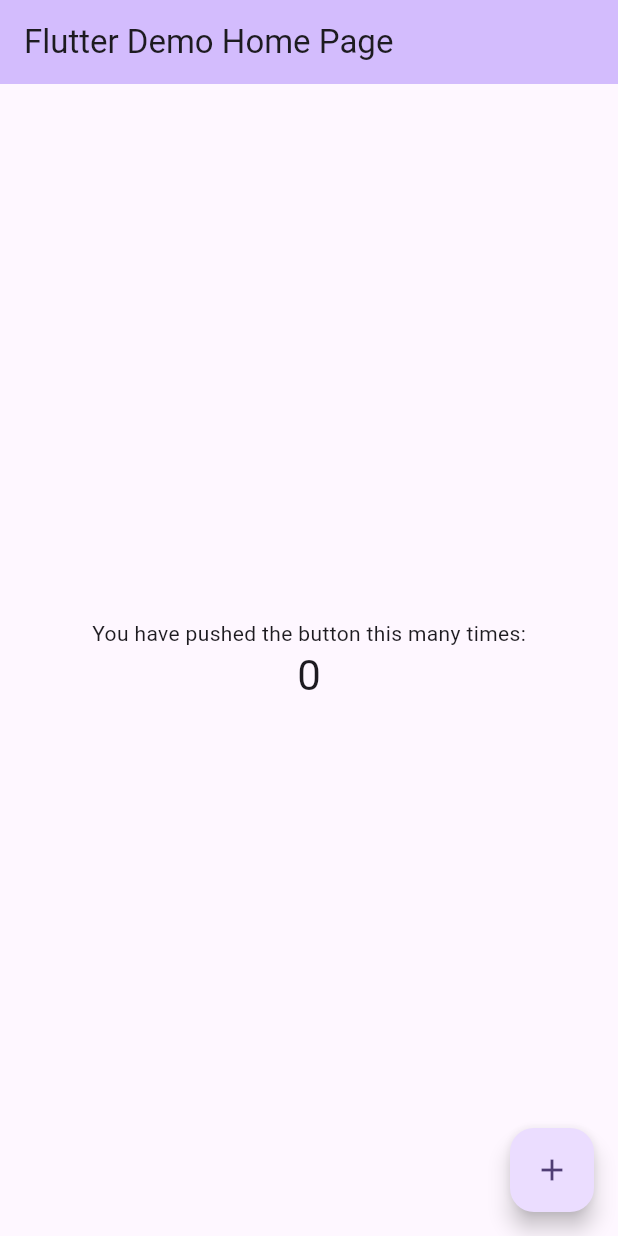
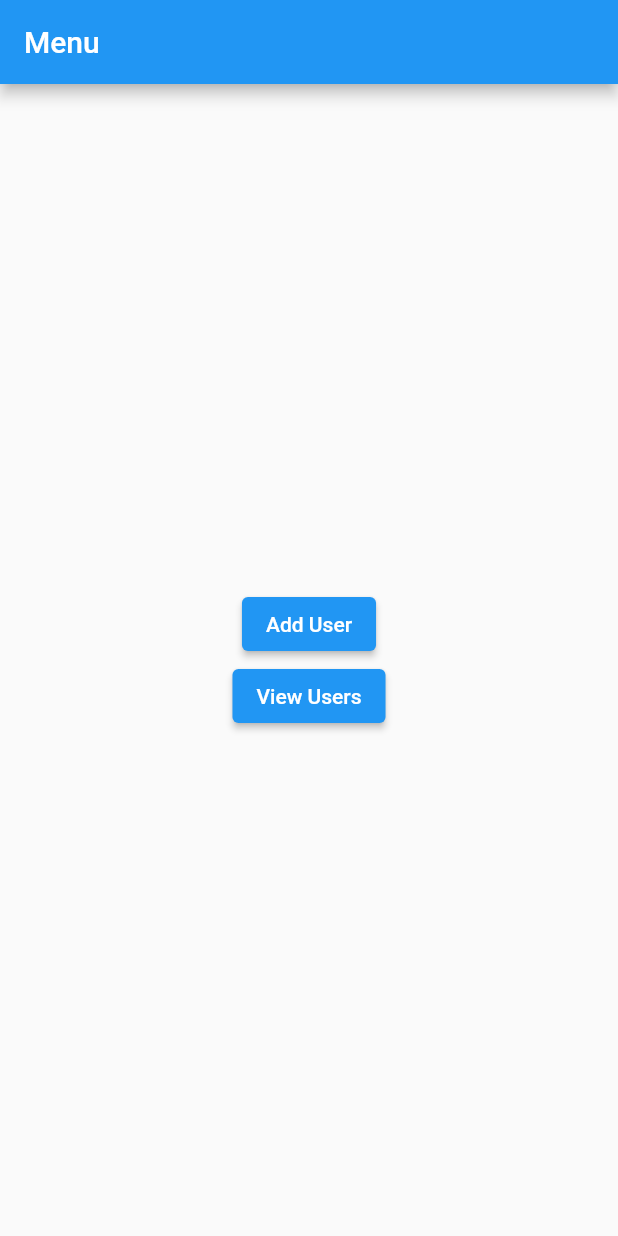
Before and after one commit to PoornaSenadheera100/Flutter-App_with_Firebase, a Flutter app: the screen it shows after launch, on a phone screen of 412 x 824 dp. Run offline on Flutter 3.47's test engine with Material 2 defaults, Android fonts, the phone set to English and light mode, and no system bars.

Commit message:
Created menu screen

```diff
--- a/lib/main.dart
+++ b/lib/main.dart
@@ -1,125 +1,17 @@
+import 'package:firebase_app/screens/menu_screen.dart';
 import 'package:flutter/material.dart';
 
-void main() {
-  runApp(const MyApp());
+void main(){
+  runApp(const FirebaseApp());
 }
 
-class MyApp extends StatelessWidget {
-  const MyApp({super.key});
+class FirebaseApp extends StatelessWidget {
+  const FirebaseApp({super.key});
 
-  // This widget is the root of your application.
   @override
   Widget build(BuildContext context) {
-    return MaterialApp(
-      title: 'Flutter Demo',
-      theme: ThemeData(
-        // This is the theme of your application.
-        //
-        // TRY THIS: Try running your application with "flutter run". You'll see
-        // the application has a blue toolbar. Then, without quitting the app,
-        // try changing the seedColor in the colorScheme below to Colors.green
-        // and then invoke "hot reload" (save your changes or press the "hot
-        // reload" button in a Flutter-supported IDE, or press "r" if you used
-        // the command line to start the app).
-        //
-        // Notice that the counter didn't reset back to zero; the application
-        // state is not lost during the reload. To reset the state, use hot
-        // restart instead.
-        //
-        // This works for code too, not just values: Most code changes can be
-        // tested with just a hot reload.
-        colorScheme: ColorScheme.fromSeed(seedColor: Colors.deepPurple),
-        useMaterial3: true,
-      ),
-      home: const MyHomePage(title: 'Flutter Demo Home Page'),
+    return const MaterialApp(
+      home: MenuScreen(),
     );
   }
 }
-
-class MyHomePage extends StatefulWidget {
-  const MyHomePage({super.key, required this.title});
-
-  // This widget is the home page of your application. It is stateful, meaning
-  // that it has a State object (defined below) that contains fields that affect
-  // how it looks.
-
-  // This class is the configuration for the state. It holds the values (in this
-  // case the title) provided by the parent (in this case the App widget) and
-  // used by the build method of the State. Fields in a Widget subclass are
-  // always marked "final".
-
-  final String title;
-
-  @override
-  State<MyHomePage> createState() => _MyHomePageState();
-}
-
-class _MyHomePageState extends State<MyHomePage> {
-  int _counter = 0;
-
-  void _incrementCounter() {
-    setState(() {
-      // This call to setState tells the Flutter framework that something has
-      // changed in this State, which causes it to rerun the build method below
-      // so that the display can reflect the updated values. If we changed
-      // _counter without calling setState(), then the build method would not be
-      // called again, and so nothing would appear to happen.
-      _counter++;
-    });
-  }
-
-  @override
-  Widget build(BuildContext context) {
-    // This method is rerun every time setState is called, for instance as done
-    // by the _incrementCounter method above.
-    //
-    // The Flutter framework has been optimized to make rerunning build methods
-    // fast, so that you can just rebuild anything that needs updating rather
-    // than having to individually change instances of widgets.
-    return Scaffold(
-      appBar: AppBar(
-        // TRY THIS: Try changing the color here to a specific color (to
-        // Colors.amber, perhaps?) and trigger a hot reload to see the AppBar
-        // change color while the other colors stay the same.
-        backgroundColor: Theme.of(context).colorScheme.inversePrimary,
-        // Here we take the value from the MyHomePage object that was created by
-        // the App.build method, and use it to set our appbar title.
-        title: Text(widget.title),
-      ),
-      body: Center(
-        // Center is a layout widget. It takes a single child and positions it
-        // in the middle of the parent.
-        child: Column(
-          // Column is also a layout widget. It takes a list of children and
-          // arranges them vertically. By default, it sizes itself to fit its
-          // children horizontally, and tries to be as tall as its parent.
-          //
-          // Column has various properties to control how it sizes itself and
-          // how it positions its children. Here we use mainAxisAlignment to
-          // center the children vertically; the main axis here is the vertical
-          // axis because Columns are vertical (the cross axis would be
-          // horizontal).
-          //
-          // TRY THIS: Invoke "debug painting" (choose the "Toggle Debug Paint"
-          // action in the IDE, or press "p" in the console), to see the
-          // wireframe for each widget.
-          mainAxisAlignment: MainAxisAlignment.center,
-          children: <Widget>[
-            const Text(
-              'You have pushed the button this many times:',
-            ),
-            Text(
-              '$_counter',
-              style: Theme.of(context).textTheme.headlineMedium,
-            ),
-          ],
-        ),
-      ),
-      floatingActionButton: FloatingActionButton(
-        onPressed: _incrementCounter,
-        tooltip: 'Increment',
-        child: const Icon(Icons.add),
-      ), // This trailing comma makes auto-formatting nicer for build methods.
-    );
-  }
-}
--- /dev/null
+++ b/lib/screens/add_user_screen.dart
@@ -0,0 +1,14 @@
+import 'package:flutter/material.dart';
+
+class AddUserScreen extends StatelessWidget {
+  const AddUserScreen({super.key});
+
+  @override
+  Widget build(BuildContext context) {
+    return Scaffold(
+      appBar: AppBar(
+        title: const Text("Add User"),
+      ),
+    );
+  }
+}
--- /dev/null
+++ b/lib/screens/menu_screen.dart
@@ -0,0 +1,37 @@
+import 'package:firebase_app/screens/add_user_screen.dart';
+import 'package:flutter/material.dart';
+
+class MenuScreen extends StatelessWidget {
+  const MenuScreen({super.key});
+
+  void onTapAddUserBtn(BuildContext context) {
+    Navigator.of(context).push(
+        MaterialPageRoute(builder: (BuildContext context) => const AddUserScreen()));
+  }
+
+  @override
+  Widget build(BuildContext context) {
+    return Scaffold(
+      appBar: AppBar(
+        title: const Text("Menu"),
+      ),
+      body: Center(
+        child: Column(
+          mainAxisAlignment: MainAxisAlignment.center,
+          children: [
+            ElevatedButton(
+              onPressed: () {
+                onTapAddUserBtn(context);
+              },
+              child: const Text("Add User"),
+            ),
+            ElevatedButton(
+              onPressed: () {},
+              child: const Text("View Users"),
+            ),
+          ],
+        ),
+      ),
+    );
+  }
+}
```
Also changed, not shown: lib/screens/view_users_screen.dart (added), 1 other file.
